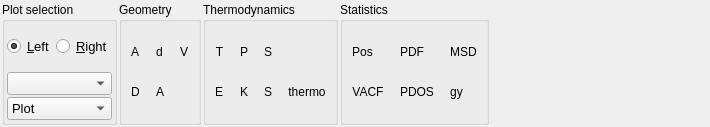
This is tabs/md.ui in piti-diablotin/qAgate as Qt 5 draws it before an edit. The edited form follows.
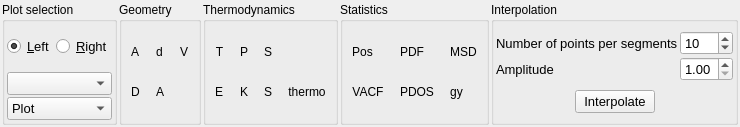
This is the edited form. Icons and pictures are not drawn.

Commit message: - Fix issue with timeline - Add interpolation tool - Add randomization of a trajectory - Option to display or not the cell box - Update the translations - Changer version to 1.1.0

Patch:
```diff
--- a/tabs/md.ui
+++ b/tabs/md.ui
@@ -773,6 +773,166 @@
      </layout>
     </widget>
    </item>
+   <item>
+    <widget class="QGroupBox" name="interpolation">
+     <property name="sizePolicy">
+      <sizepolicy hsizetype="Fixed" vsizetype="Preferred">
+       <horstretch>0</horstretch>
+       <verstretch>0</verstretch>
+      </sizepolicy>
+     </property>
+     <property name="title">
+      <string>Interpolation</string>
+     </property>
+     <layout class="QVBoxLayout" name="verticalLayout_2">
+      <property name="spacing">
+       <number>2</number>
+      </property>
+      <property name="sizeConstraint">
+       <enum>QLayout::SetDefaultConstraint</enum>
+      </property>
+      <property name="leftMargin">
+       <number>2</number>
+      </property>
+      <property name="topMargin">
+       <number>2</number>
+      </property>
+      <property name="rightMargin">
+       <number>2</number>
+      </property>
+      <property name="bottomMargin">
+       <number>2</number>
+      </property>
+      <item>
+       <layout class="QGridLayout" name="gridLayout_4">
+        <property name="sizeConstraint">
+         <enum>QLayout::SetFixedSize</enum>
+        </property>
+        <property name="spacing">
+         <number>2</number>
+        </property>
+        <item row="0" column="0">
+         <widget class="QLabel" name="npointsLabel">
+          <property name="sizePolicy">
+           <sizepolicy hsizetype="Minimum" vsizetype="Preferred">
+            <horstretch>0</horstretch>
+            <verstretch>0</verstretch>
+           </sizepolicy>
+          </property>
+          <property name="font">
+           <font>
+            <pointsize>10</pointsize>
+           </font>
+          </property>
+          <property name="text">
+           <string>Number of points per segments</string>
+          </property>
+         </widget>
+        </item>
+        <item row="0" column="1">
+         <widget class="QSpinBox" name="npoints">
+          <property name="font">
+           <font>
+            <pointsize>10</pointsize>
+           </font>
+          </property>
+          <property name="minimum">
+           <number>2</number>
+          </property>
+          <property name="maximum">
+           <number>100</number>
+          </property>
+          <property name="value">
+           <number>10</number>
+          </property>
+         </widget>
+        </item>
+        <item row="1" column="0">
+         <widget class="QLabel" name="amplitudeLabel">
+          <property name="sizePolicy">
+           <sizepolicy hsizetype="Minimum" vsizetype="Preferred">
+            <horstretch>0</horstretch>
+            <verstretch>0</verstretch>
+           </sizepolicy>
+          </property>
+          <property name="font">
+           <font>
+            <pointsize>10</pointsize>
+           </font>
+          </property>
+          <property name="text">
+           <string>Amplitude</string>
+          </property>
+         </widget>
+        </item>
+        <item row="1" column="1">
+         <widget class="QDoubleSpinBox" name="amplitude">
+          <property name="font">
+           <font>
+            <pointsize>10</pointsize>
+           </font>
+          </property>
+          <property name="minimum">
+           <double>1.000000000000000</double>
+          </property>
+          <property name="maximum">
+           <double>2.000000000000000</double>
+          </property>
+          <property name="singleStep">
+           <double>0.100000000000000</double>
+          </property>
+         </widget>
+        </item>
+       </layout>
+      </item>
+      <item>
+       <layout class="QHBoxLayout" name="horizontalLayout_3">
+        <property name="sizeConstraint">
+         <enum>QLayout::SetFixedSize</enum>
+        </property>
+        <item>
+         <spacer name="horizontalSpacer_2">
+          <property name="orientation">
+           <enum>Qt::Horizontal</enum>
+          </property>
+          <property name="sizeHint" stdset="0">
+           <size>
+            <width>40</width>
+            <height>20</height>
+           </size>
+          </property>
+         </spacer>
+        </item>
+        <item>
+         <widget class="QPushButton" name="interpolate">
+          <property name="font">
+           <font>
+            <pointsize>10</pointsize>
+           </font>
+          </property>
+          <property name="text">
+           <string>Interpolate</string>
+          </property>
+         </widget>
+        </item>
+        <item>
+         <spacer name="horizontalSpacer_3">
+          <property name="orientation">
+           <enum>Qt::Horizontal</enum>
+          </property>
+          <property name="sizeHint" stdset="0">
+           <size>
+            <width>40</width>
+            <height>20</height>
+           </size>
+          </property>
+         </spacer>
+        </item>
+       </layout>
+      </item>
+     </layout>
+    </widget>
+   </item>
    <item>
     <spacer name="horizontalSpacer">
      <property name="orientation">
```
The commit also changes 19 other files.
